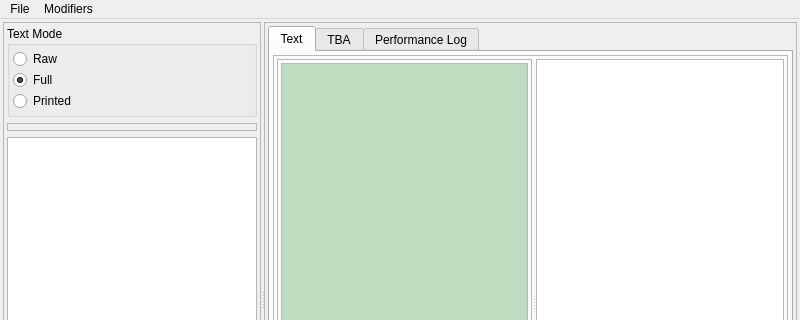
This is Qt/MainWindow.ui in DimaTrushin/TypingAnalysis as Qt 5 draws it before an edit; both pictures show x 0 to 800 and y 0 to 320 of the 800 by 600 pixel window. The edited form follows.
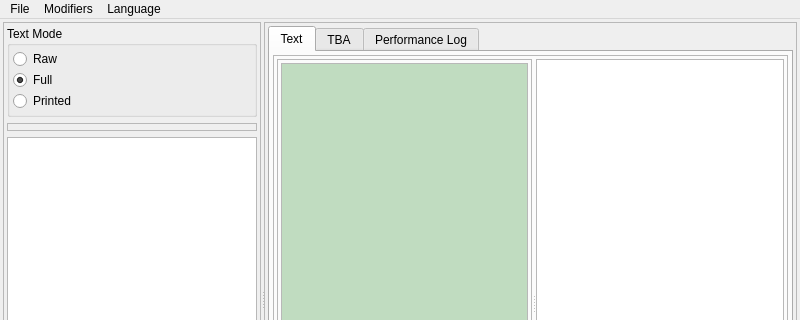
This is the edited form.

Commit message: Add localization menu

What changed in the file:
```diff
--- a/Qt/MainWindow.ui
+++ b/Qt/MainWindow.ui
@@ -524,8 +524,16 @@
     <addaction name="menuCtrl"/>
     <addaction name="menuAlt"/>
    </widget>
+   <widget class="QMenu" name="menuLanguage">
+    <property name="title">
+     <string>Language</string>
+    </property>
+    <addaction name="actionRus"/>
+    <addaction name="actionEng"/>
+   </widget>
    <addaction name="menuFile"/>
    <addaction name="menuModifiers"/>
+   <addaction name="menuLanguage"/>
   </widget>
   <widget class="QStatusBar" name="statusbar"/>
   <action name="actionSave">
```
Left out of the diff: 13 changed lines with no effect on the pictures. The commit also changes 15 other files.
